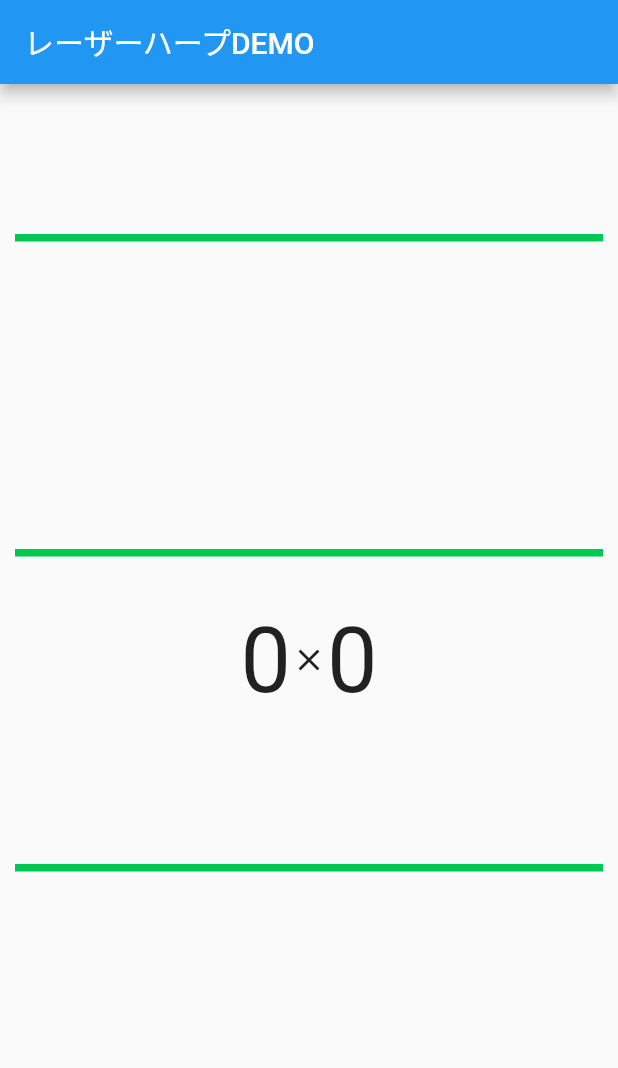
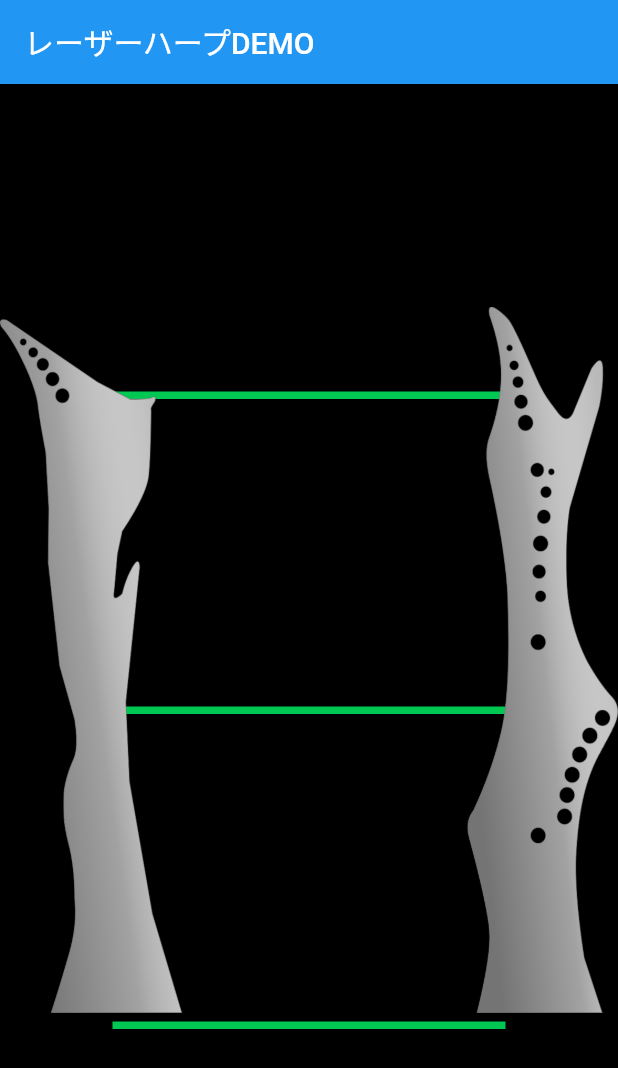
Before and after one commit to iWonder118/laser_harp, a Flutter app: the screen it shows after launch, on a phone screen of 412 x 824 dp. Shown: the top 1068 px of the screen. Run offline on Flutter 3.47's test engine with Material 2 defaults, Android fonts, the phone set to English and light mode, and no system bars; our stand-ins replace audioplayers.

Commit message:
add imgae

```diff
--- a/lib/main.dart
+++ b/lib/main.dart
@@ -1,7 +1,6 @@
 import 'package:flutter/material.dart';
 import 'package:audioplayers/audio_cache.dart';
 import "dart:math";
-// インポートするライブラリ
 import 'dart:async';
 
 void main() {
@@ -48,35 +47,54 @@ class _TopPageState extends State<TopPage> {
         ),
         body: Stack(
           children: [
+            // Center(
+            //   child: Row(
+            //     mainAxisAlignment: MainAxisAlignment.center,
+            //     children: [
+            //       Text("${_currentPositionX.round()}",
+            //           style: TextStyle(fontSize: 60.0)),
+            //       Icon(Icons.close),
+            //       Text("${_currentPositionY.round()}",
+            //           style: TextStyle(fontSize: 60.0)),
+            //     ],
+            //   ),
+            // ),
             Center(
-              child: Row(
-                mainAxisAlignment: MainAxisAlignment.center,
-                children: [
-                  Text("${_currentPositionX.round()}",
-                      style: TextStyle(fontSize: 60.0)),
-                  Icon(Icons.close),
-                  Text("${_currentPositionY.round()}",
-                      style: TextStyle(fontSize: 60.0)),
-                ],
+              child: Container(
+                width: MediaQuery.of(context).size.width,
+                height: MediaQuery.of(context).size.height,
+                color: Colors.black,
               ),
             ),
+            Column(
+              crossAxisAlignment: CrossAxisAlignment.start,
+              children: [
                 Container(
                   width: lazerWidth1,
                   height: 5,
-              margin: EdgeInsets.fromLTRB(10, 100, 10, 100),
+                  margin: EdgeInsets.fromLTRB(75, 205, 75, 0),
                   color: Colors.greenAccent[700],
                 ),
                 Container(
                   width: lazerWidth2,
                   height: 5,
-              margin: EdgeInsets.fromLTRB(10, 310, 10, 100),
+                  margin: EdgeInsets.fromLTRB(75, 205, 75, 0),
                   color: Colors.greenAccent[700],
                 ),
                 Container(
                   width: lazerWidth3,
                   height: 5,
-              margin: EdgeInsets.fromLTRB(10, 520, 10, 100),
+                  margin: EdgeInsets.fromLTRB(75, 205, 75, 0),
                   color: Colors.greenAccent[700],
+                ),
+              ],
+            ),
+            Center(
+              child: Image.asset(
+                'assets/images/lazerharp1.png',
+                width: MediaQuery.of(context).size.width,
+                height: MediaQuery.of(context).size.height,
+              ),
             ),
             GestureDetector(
               onPanUpdate: (DragUpdateDetails details) {
@@ -88,12 +106,12 @@ class _TopPageState extends State<TopPage> {
                     0,
                     min(details.localPosition.dy,
                         MediaQuery.of(context).size.height));
-                lazerWidth1 = judgeCrossLine(100);
-                lazerWidth2 = judgeCrossLine(310);
-                lazerWidth3 = judgeCrossLine(520);
-                plyaSound(100, "sound1");
-                plyaSound(310, "sound2");
-                plyaSound(520, "sound3");
+                lazerWidth1 = judgeCrossLine(205);
+                lazerWidth2 = judgeCrossLine(415);
+                lazerWidth3 = judgeCrossLine(625);
+                plyaSound(205, "sound1");
+                plyaSound(415, "sound2");
+                plyaSound(625, "sound3");
                 setState(() {});
               },
               child: Container(
@@ -108,7 +126,7 @@ class _TopPageState extends State<TopPage> {
   double judgeCrossLine(double startY) {
     return (startY <= _currentPositionY &&
             _currentPositionY <= startY + lazerThickness)
-        ? _currentPositionX - 10
+        ? _currentPositionX - 75
         : MediaQuery.of(context).size.width;
   }
 
--- a/pubspec.yaml
+++ b/pubspec.yaml
@@ -51,6 +51,7 @@ flutter:
   #   - images/a_dot_burr.jpeg
   #   - images/a_dot_ham.jpeg
   assets:
+    - assets/images/lazerharp1.png
     - assets/sound1.mp3
     - assets/sound2.mp3
     - assets/sound3.mp3
```
Also changed, not shown: assets/images/lazerharp1.png (added), 1 other file. Lines whose indentation alone changed are shown as unchanged.
